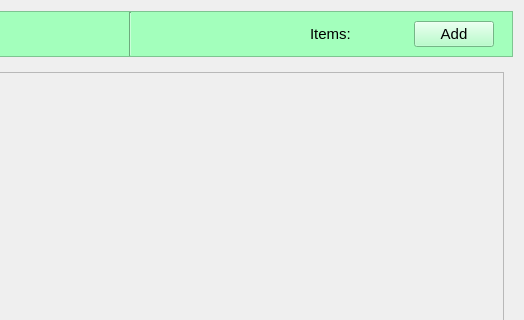
First picture: the form in src/Client/View/MainPage/Product/ProductsSubPage/ProductsSubPage.ui, repository iodream/Spend-Note, before the edit; both pictures show x 363 to 887 and y 0 to 320 of the 887 by 602 pixel window.
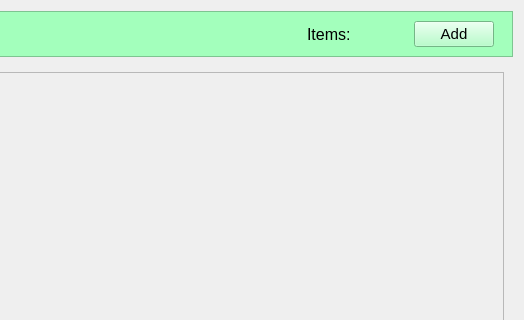
Second picture: the form after the edit. Icons and pictures are not drawn.

```diff
--- a/src/Client/View/MainPage/Product/ProductsSubPage/ProductsSubPage.ui
+++ b/src/Client/View/MainPage/Product/ProductsSubPage/ProductsSubPage.ui
@@ -130,13 +130,6 @@
         </property>
        </spacer>
       </item>
-      <item>
-       <widget class="Line" name="line">
-        <property name="orientation">
-         <enum>Qt::Vertical</enum>
-        </property>
-       </widget>
-      </item>
       <item>
        <spacer name="horizontalSpacer_2">
         <property name="orientation">
@@ -163,7 +156,7 @@
           <widget class="QLabel" name="label">
            <property name="font">
             <font>
-             <pointsize>11</pointsize>
+             <pointsize>12</pointsize>
             </font>
            </property>
            <property name="text">
```
Left out of the diff: 7 changed lines with no effect on the pictures.
